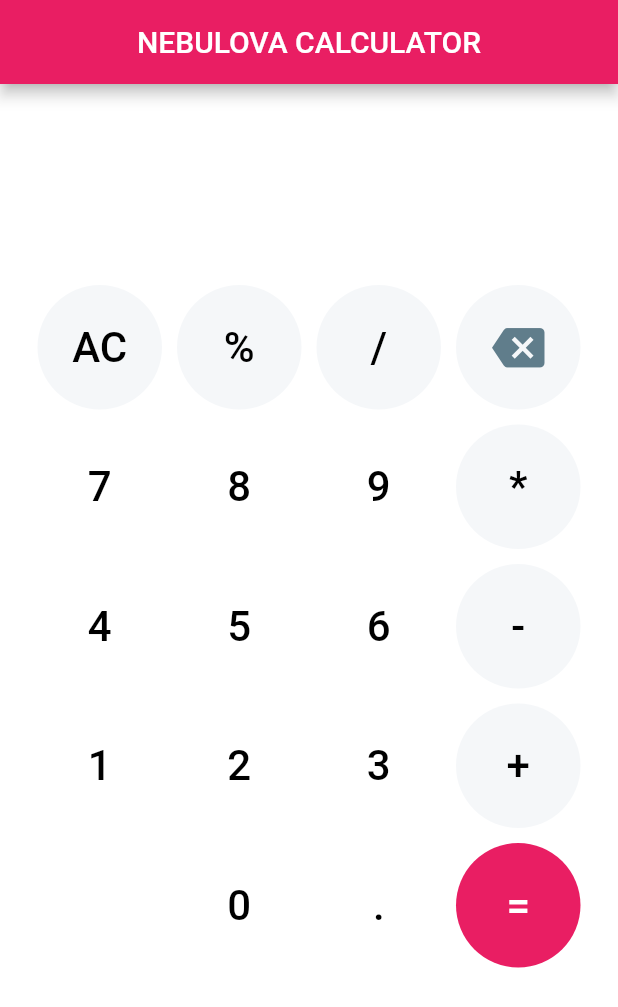
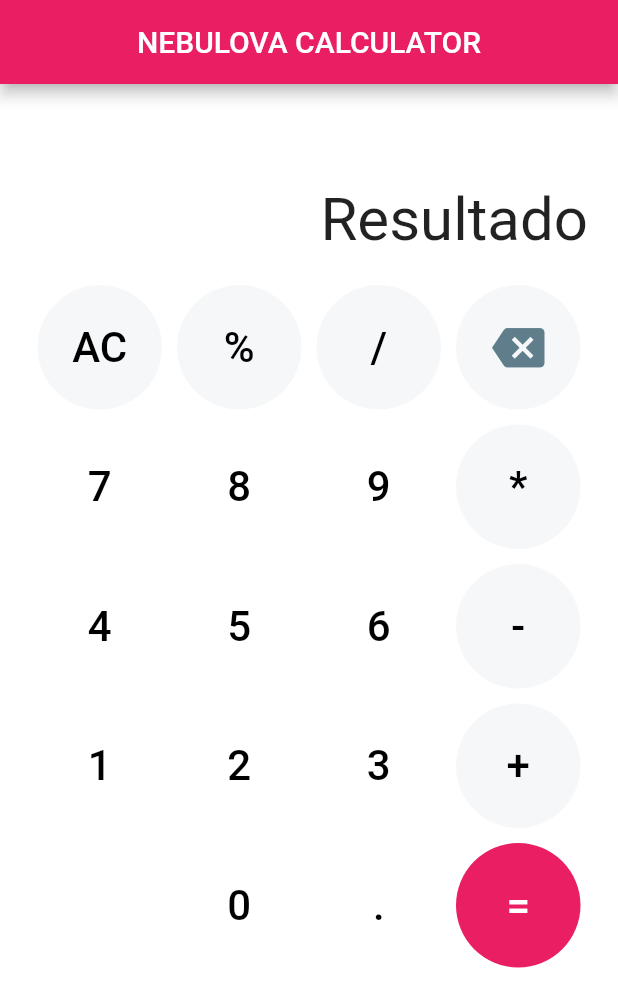
Before and after one commit to Nebulova-App-Bootcamp/calculator_introduccion_flutter, a Flutter app: the screen it shows after launch, after a tap on the "backspace" icon, on a phone screen of 412 x 824 dp. Shown: the top 1007 px of the screen. Run offline on Flutter 3.47's test engine with Material 2 defaults, Android fonts, the phone set to English and light mode, and no system bars; our stand-ins replace get, math_expressions; Roboto replaces fonts that are missing (RobotoMono).

Commit message:
fix empty value

```diff
--- a/lib/calculator_screen.dart
+++ b/lib/calculator_screen.dart
@@ -186,8 +186,8 @@ class MyHomePage extends StatelessWidget {
               fontSize: 28.0, color: Colors.black, fontFamily: 'RobotoMono'),
         ),
         onPressed: () {
-          c.txtEntrada.value = "";
-          c.txtResultado.value = "";
+          c.txtEntrada.value = "0";
+          c.txtResultado.value = "Resultado";
           // c.txtEntrada.text = "";
           // c.txtResultado.text = "";
           // setState(() {
@@ -217,7 +217,7 @@ class MyHomePage extends StatelessWidget {
         onPressed: () {
           c.txtEntrada.value = (c.txtEntrada.value.isNotEmpty)
               ? (c.txtEntrada.value.substring(0, c.txtEntrada.value.length - 1))
-              : "";
+              : "0";
           // c.txtEntrada.text = (c.txtEntrada.text.isNotEmpty)
           //     ? (c.txtEntrada.text.substring(0, c.txtEntrada.text.length - 1))
           //     : "";
--- a/lib/controllers/calculator_controller.dart
+++ b/lib/controllers/calculator_controller.dart
@@ -4,6 +4,6 @@ class CalculatorController extends GetxController {
   // TextEditingController txtEntrada = TextEditingController();
   // TextEditingController txtResultado = TextEditingController();
 
-  var txtEntrada = "".obs;
-  var txtResultado = "".obs;
+  var txtEntrada = "0".obs;
+  var txtResultado = "Resultado".obs;
 }
```
